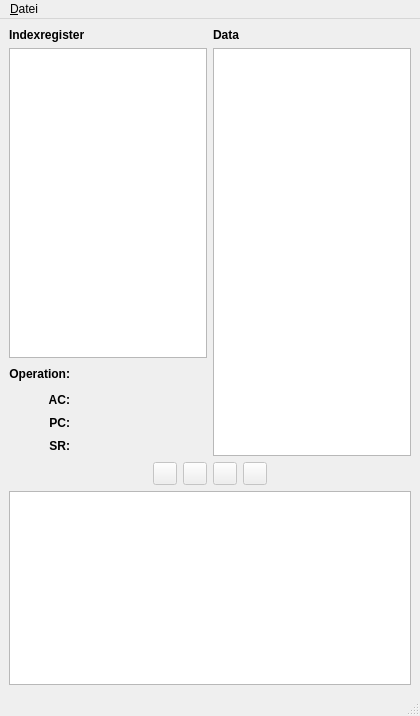
The window that ui/MainWindow.ui (Funzinator/von-neumann-emulator) describes before a commit, drawn with Qt 5.
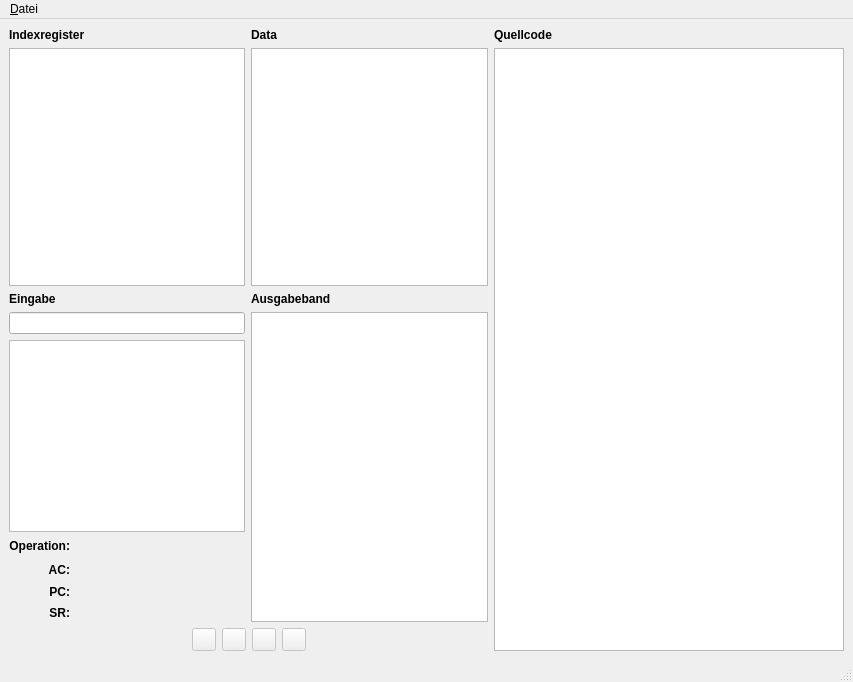
The same window after the commit. Icons and pictures are not drawn.

Commit message: GUI: neues Layout implementiert

Diff of the .ui file:
```diff
--- a/ui/MainWindow.ui
+++ b/ui/MainWindow.ui
@@ -5,8 +5,8 @@
    <rect>
     <x>0</x>
     <y>0</y>
-    <width>420</width>
-    <height>716</height>
+    <width>853</width>
+    <height>682</height>
    </rect>
   </property>
   <property name="windowTitle" >
@@ -17,19 +17,25 @@
     <rect>
      <x>0</x>
      <y>31</y>
-     <width>420</width>
-     <height>661</height>
+     <width>853</width>
+     <height>627</height>
     </rect>
    </property>
    <layout class="QHBoxLayout" name="horizontalLayout" >
     <item>
-     <layout class="QVBoxLayout" name="mainLayout" >
+     <layout class="QHBoxLayout" name="mainLayout" >
       <item>
-       <layout class="QHBoxLayout" name="configurationLayout" >
+       <layout class="QVBoxLayout" name="configurationLayout" >
+        <property name="sizeConstraint" >
+         <enum>QLayout::SetMaximumSize</enum>
+        </property>
         <item>
-         <layout class="QVBoxLayout" name="leftConfigurationLayout" >
+         <layout class="QHBoxLayout" name="storageLayout" >
+          <property name="sizeConstraint" >
+           <enum>QLayout::SetMaximumSize</enum>
+          </property>
           <item>
-           <layout class="QVBoxLayout" name="IndexregisterLayout" >
+           <layout class="QVBoxLayout" name="indexregisterLayout" >
             <item>
              <widget class="QLabel" name="labelIndexregister" >
               <property name="text" >
@@ -38,19 +44,55 @@
              </widget>
             </item>
             <item>
-             <widget class="QListWidget" name="listWidgetIndexregister" >
-              <property name="minimumSize" >
-               <size>
-                <width>0</width>
-                <height>310</height>
-               </size>
+             <widget class="QListWidget" name="listWidgetIndexregister" />
+            </item>
+           </layout>
+          </item>
+          <item>
+           <layout class="QVBoxLayout" name="dataLayout" >
+            <item>
+             <widget class="QLabel" name="labelData" >
+              <property name="text" >
+               <string>&lt;b>Data&lt;b></string>
               </property>
              </widget>
             </item>
+            <item>
+             <widget class="QListWidget" name="listWidgetData" />
+            </item>
            </layout>
           </item>
+         </layout>
+        </item>
           <item>
-           <layout class="QGridLayout" name="gridLayout" >
+         <layout class="QHBoxLayout" name="ioLayout" >
+          <item>
+           <layout class="QVBoxLayout" name="inputstatusLayout" >
+            <item>
+             <layout class="QVBoxLayout" name="inputLayout" >
+              <item>
+               <widget class="QLabel" name="labelInput" >
+                <property name="font" >
+                 <font>
+                  <weight>50</weight>
+                  <bold>false</bold>
+                 </font>
+                </property>
+                <property name="text" >
+                 <string>&lt;b>Eingabe&lt;/b></string>
+                </property>
+               </widget>
+              </item>
+              <item>
+               <widget class="QLineEdit" name="lineEditInput" />
+              </item>
+              <item>
+               <widget class="QListWidget" name="listWidgetInput" />
+              </item>
+             </layout>
+            </item>
+            <item>
+             <layout class="QGridLayout" name="statusLayout" >
             <item row="0" column="0" >
              <widget class="QLabel" name="labelOperation" >
               <property name="text" >
@@ -72,19 +114,12 @@
               </property>
               <property name="sizeHint" stdset="0" >
                <size>
-                <width>40</width>
-                <height>20</height>
+                  <width>95</width>
+                  <height>17</height>
                </size>
               </property>
              </spacer>
             </item>
-            <item rowspan="2" row="1" column="0" >
-             <widget class="QLabel" name="labelAC" >
-              <property name="text" >
-               <string>&lt;p align="right">&lt;b>AC:&lt;/b>&lt;/p></string>
-              </property>
-             </widget>
-            </item>
             <item rowspan="2" row="1" column="1" >
              <widget class="QLabel" name="lblAC" >
               <property name="text" >
@@ -99,21 +134,8 @@
               </property>
               <property name="sizeHint" stdset="0" >
                <size>
-                <width>40</width>
-                <height>20</height>
-               </size>
-              </property>
-             </spacer>
-            </item>
-            <item rowspan="2" row="2" column="2" >
-             <spacer name="horizontalSpacerPC" >
-              <property name="orientation" >
-               <enum>Qt::Horizontal</enum>
-              </property>
-              <property name="sizeHint" stdset="0" >
-               <size>
-                <width>40</width>
-                <height>20</height>
+                  <width>95</width>
+                  <height>17</height>
                </size>
               </property>
              </spacer>
@@ -132,6 +154,19 @@
               </property>
              </widget>
             </item>
+              <item rowspan="2" row="2" column="2" >
+               <spacer name="horizontalSpacerPC" >
+                <property name="orientation" >
+                 <enum>Qt::Horizontal</enum>
+                </property>
+                <property name="sizeHint" stdset="0" >
+                 <size>
+                  <width>95</width>
+                  <height>21</height>
+                 </size>
+                </property>
+               </spacer>
+              </item>
             <item row="4" column="0" >
              <widget class="QLabel" name="labelSR" >
               <property name="text" >
@@ -153,27 +188,34 @@
               </property>
               <property name="sizeHint" stdset="0" >
                <size>
-                <width>40</width>
-                <height>20</height>
+                  <width>95</width>
+                  <height>17</height>
                </size>
               </property>
              </spacer>
             </item>
+              <item rowspan="2" row="1" column="0" >
+               <widget class="QLabel" name="labelAC" >
+                <property name="text" >
+                 <string>&lt;p align="right">&lt;b>AC:&lt;/b>&lt;/p></string>
+                </property>
+               </widget>
+              </item>
            </layout>
           </item>
          </layout>
         </item>
         <item>
-         <layout class="QVBoxLayout" name="rightConfigurationLayout" >
+           <layout class="QVBoxLayout" name="outputLayout" >
           <item>
-           <widget class="QLabel" name="labelData" >
+             <widget class="QLabel" name="labelOutput" >
             <property name="text" >
-             <string>&lt;b>Data&lt;b></string>
+               <string>&lt;b>Ausgabeband&lt;/b></string>
             </property>
            </widget>
           </item>
           <item>
-           <widget class="QListWidget" name="listWidgetData" />
+             <widget class="QListWidget" name="listWidgetOutput" />
           </item>
          </layout>
         </item>
@@ -195,8 +237,6 @@
          </spacer>
         </item>
         <item>
-         <layout class="QHBoxLayout" name="buttonLayout" >
-          <item>
            <widget class="QToolButton" name="toolBtnPlay" >
             <property name="enabled" >
              <bool>false</bool>
@@ -252,8 +292,6 @@
             </property>
            </widget>
           </item>
-         </layout>
-        </item>
         <item>
          <spacer name="horizontalSpacerControlRight" >
           <property name="orientation" >
@@ -269,15 +307,34 @@
         </item>
        </layout>
       </item>
+       </layout>
+      </item>
+      <item>
+       <layout class="QVBoxLayout" name="sourcecodeLayout" >
+        <item>
+         <widget class="QLabel" name="labelSourcecode" >
+          <property name="text" >
+           <string>&lt;b>Quellcode&lt;/b></string>
+          </property>
+         </widget>
+        </item>
       <item>
        <widget class="QTextEdit" name="txtEditSourcecode" >
+          <property name="sizePolicy" >
+           <sizepolicy vsizetype="Expanding" hsizetype="Expanding" >
+            <horstretch>0</horstretch>
+            <verstretch>0</verstretch>
+           </sizepolicy>
+          </property>
         <property name="minimumSize" >
          <size>
-          <width>0</width>
-          <height>150</height>
+            <width>350</width>
+            <height>0</height>
          </size>
         </property>
        </widget>
+        </item>
+       </layout>
       </item>
      </layout>
     </item>
@@ -288,7 +345,7 @@
     <rect>
      <x>0</x>
      <y>0</y>
-     <width>420</width>
+     <width>853</width>
      <height>31</height>
     </rect>
    </property>
@@ -310,8 +367,8 @@
    <property name="geometry" >
     <rect>
      <x>0</x>
-     <y>692</y>
-     <width>420</width>
+     <y>658</y>
+     <width>853</width>
      <height>24</height>
     </rect>
    </property>
```
Left out of the diff: 10 changed lines with no effect on the pictures. Lines whose indentation alone changed are shown as unchanged.
